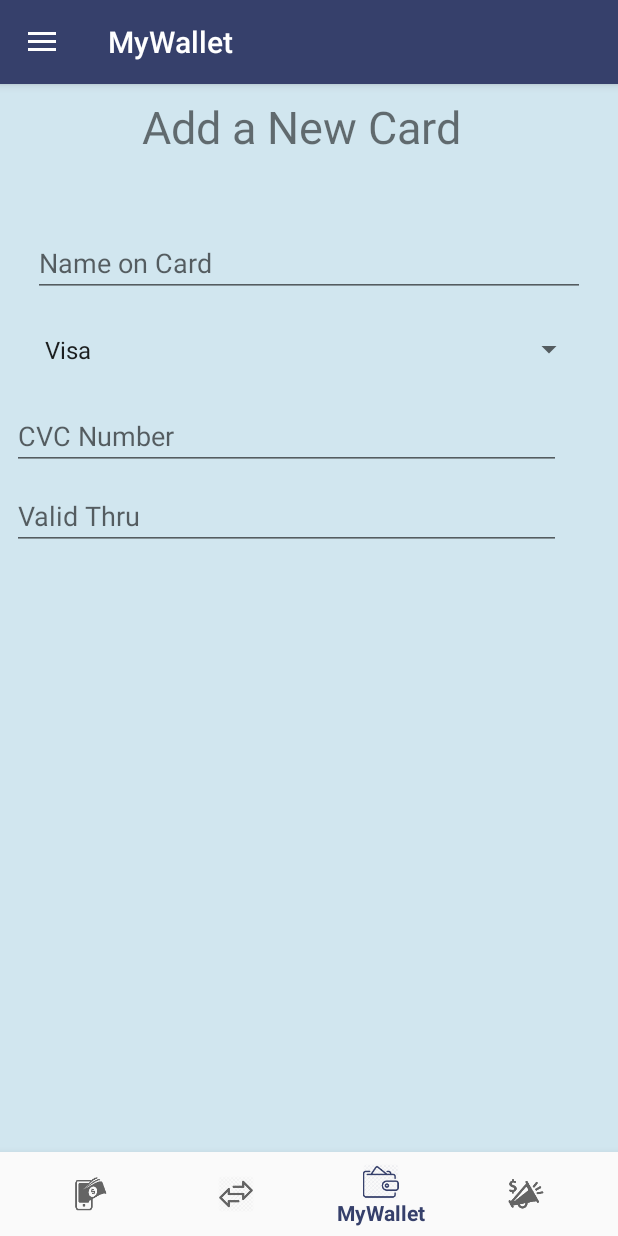
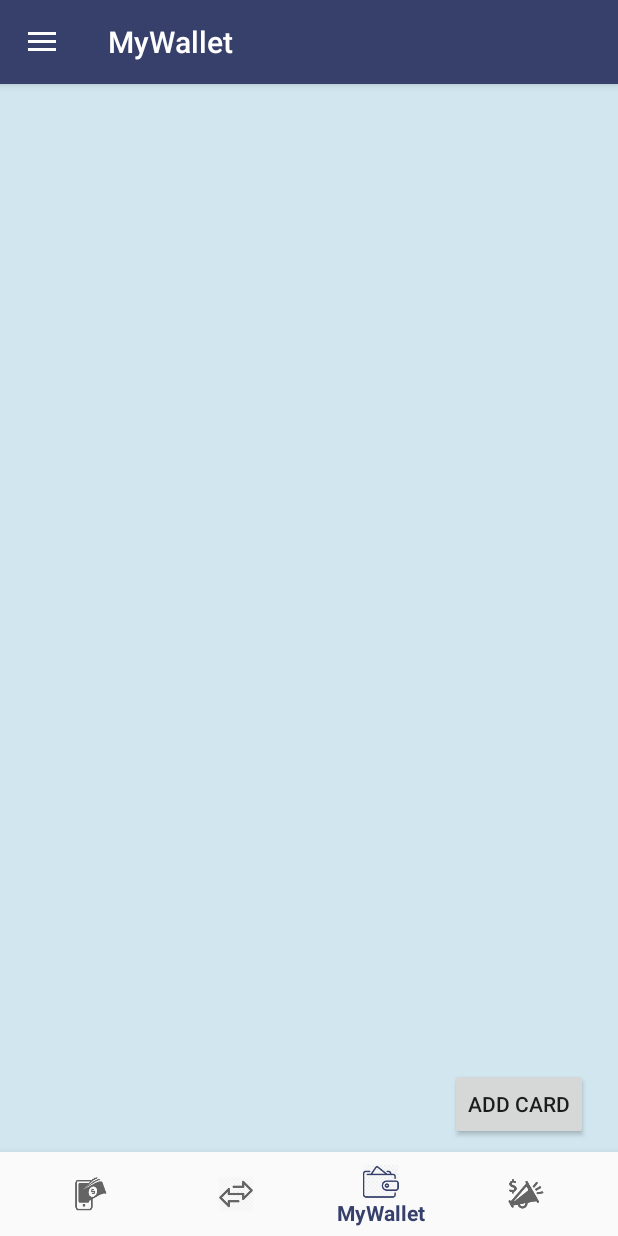
Before and after one commit to tamyewwah/MyWallet, an Android app: the screen it shows after launch once a user with an empty profile is signed in (MainActivity), item 3 of the bottom bar chosen, on a phone screen of 412 x 824 dp. Run offline under Robolectric (Android 15) with nearby library versions, the phone set to English and light mode, and no system bars; our stand-ins replace Firebase (no records; nobody signed in at launch, a user with empty details on screens opened directly).

Commit message:
Add Card Details from fragment change to activity

```diff
--- a/app/src/main/AndroidManifest.xml
+++ b/app/src/main/AndroidManifest.xml
@@ -43,6 +43,7 @@
             android:name="com.google.android.gms.vision.DEPENDENCIES"
             android:value="barcode" />
 
+        <activity android:name=".AddCardDetails"/>
         <activity
             android:name=".NewsActivity"
             android:label="@string/title_activity_news"
--- a/app/src/main/java/com/gmail/tamyewwah/mywallet/MyWalletFragment.java
+++ b/app/src/main/java/com/gmail/tamyewwah/mywallet/MyWalletFragment.java
@@ -1,16 +1,30 @@
 package com.gmail.tamyewwah.mywallet;
 
+import android.content.Intent;
 import android.os.Bundle;
-import android.support.annotation.Nullable;
 import android.support.v4.app.Fragment;
 import android.view.LayoutInflater;
 import android.view.View;
 import android.view.ViewGroup;
+import android.widget.Button;
 
 public class MyWalletFragment extends Fragment {
-    @Nullable
+    private View view;
+
     @Override
-    public View onCreateView(LayoutInflater inflater, @Nullable ViewGroup container, @Nullable Bundle savedInstanceState) {
-        return inflater.inflate(R.layout.fragment_add_card, container,false);
+    public View onCreateView(final LayoutInflater inflater, final ViewGroup container, Bundle savedInstanceState) {
+        view = inflater.inflate(R.layout.fragment_mywallet,container, false);
+
+        Button button = view.findViewById(R.id.buttonAdd);
+        button.setOnClickListener(new View.OnClickListener() {
+            @Override
+            public void onClick(View view) {
+                Intent intent = new Intent(getActivity(), AddCardDetails.class);
+                intent.putExtra("some","some data");
+                startActivity(intent);
+            }
+        });
+
+        return view;
     }
 }
--- a/app/src/main/res/layout/fragment_add_card.xml
+++ /dev/null
@@ -1,97 +0,0 @@
-<?xml version="1.0" encoding="utf-8"?>
-<android.support.constraint.ConstraintLayout xmlns:android="http://schemas.android.com/apk/res/android"
-    xmlns:app="http://schemas.android.com/apk/res-auto"
-    xmlns:tools="http://schemas.android.com/tools"
-    android:layout_width="match_parent"
-    android:layout_height="match_parent">
-
-    <Button
-        android:id="@+id/buttonAddCard"
-        android:layout_width="wrap_content"
-        android:layout_height="44dp"
-        android:layout_marginStart="8dp"
-        android:layout_marginLeft="8dp"
-        android:layout_marginEnd="8dp"
-        android:layout_marginRight="8dp"
-        android:layout_marginBottom="16dp"
-        android:text="@string/btnSubmit"
-        app:layout_constraintBottom_toBottomOf="parent"
-        app:layout_constraintEnd_toEndOf="parent"
-        app:layout_constraintStart_toStartOf="parent" />
-
-    <android.support.design.widget.TextInputEditText
-        android:id="@+id/textInputEditText3"
-        android:layout_width="366dp"
-        android:layout_height="wrap_content"
-        android:layout_marginStart="8dp"
-        android:layout_marginLeft="8dp"
-        android:layout_marginTop="8dp"
-        android:layout_marginEnd="8dp"
-        android:layout_marginRight="8dp"
-        android:hint="@string/CVC"
-        app:layout_constraintEnd_toEndOf="parent"
-        app:layout_constraintHorizontal_bias="0.0"
-        app:layout_constraintStart_toStartOf="parent"
-        app:layout_constraintTop_toBottomOf="@+id/spinnerCardType" />
-
-    <android.support.design.widget.TextInputEditText
-        android:id="@+id/textInputEditText2"
-        android:layout_width="366dp"
-        android:layout_height="wrap_content"
-        android:layout_marginStart="8dp"
-        android:layout_marginLeft="8dp"
-        android:layout_marginTop="8dp"
-        android:layout_marginEnd="8dp"
-        android:layout_marginRight="8dp"
-        android:hint="@string/ValidTill"
-        app:layout_constraintEnd_toEndOf="parent"
-        app:layout_constraintHorizontal_bias="0.0"
-        app:layout_constraintStart_toStartOf="parent"
-        app:layout_constraintTop_toBottomOf="@+id/textInputEditText3" />
-
-    <TextView
-        android:id="@+id/textView2"
-        android:layout_width="223dp"
-        android:layout_height="wrap_content"
-        android:layout_centerInParent="false"
-        android:layout_marginStart="8dp"
-        android:layout_marginLeft="8dp"
-        android:layout_marginTop="8dp"
-        android:layout_marginEnd="8dp"
-        android:layout_marginRight="8dp"
-        android:text="@string/addCard"
-        android:textSize="30sp"
-        app:layout_constraintEnd_toEndOf="parent"
-        app:layout_constraintHorizontal_bias="0.502"
-        app:layout_constraintStart_toStartOf="parent"
-        app:layout_constraintTop_toTopOf="parent" />
-
-    <Spinner
-        android:id="@+id/spinnerCardType"
-        android:layout_width="368dp"
-        android:layout_height="54dp"
-        android:layout_marginStart="8dp"
-        android:layout_marginLeft="8dp"
-        android:layout_marginTop="8dp"
-        android:layout_marginEnd="8dp"
-        android:layout_marginRight="8dp"
-        android:entries="@array/cardType_array"
-        app:layout_constraintEnd_toEndOf="parent"
-        app:layout_constraintStart_toStartOf="parent"
-        app:layout_constraintTop_toBottomOf="@+id/textInputEditText4" />
-
-    <android.support.design.widget.TextInputEditText
-        android:id="@+id/textInputEditText4"
-        android:layout_width="368dp"
-        android:layout_height="wrap_content"
-        android:layout_marginStart="8dp"
-        android:layout_marginLeft="8dp"
-        android:layout_marginTop="48dp"
-        android:layout_marginEnd="8dp"
-        android:layout_marginRight="8dp"
-        android:hint="@string/CardName"
-        app:layout_constraintEnd_toEndOf="parent"
-        app:layout_constraintStart_toStartOf="parent"
-        app:layout_constraintTop_toBottomOf="@+id/textView2" />
-
-</android.support.constraint.ConstraintLayout>
--- a/app/src/main/res/layout/fragment_message.xml
+++ b/app/src/main/res/layout/fragment_message.xml
@@ -60,7 +60,6 @@
             android:textSize="20sp" />
 
 
-
     </LinearLayout>
 
 
--- a/app/src/main/res/layout/fragment_mywallet.xml
+++ b/app/src/main/res/layout/fragment_mywallet.xml
@@ -1,26 +1,27 @@
 <?xml version="1.0" encoding="utf-8"?>
 <RelativeLayout xmlns:android="http://schemas.android.com/apk/res/android"
-    xmlns:app="http://schemas.android.com/apk/res-auto"
-    android:layout_width="match_parent" android:layout_height="match_parent"
+    android:layout_width="match_parent"
+    android:layout_height="match_parent"
     android:background="@color/colorPrimaryDark">
 
-    <android.support.v7.widget.RecyclerView
-        android:id="@+id/recyclerCard"
+    <ListView
         android:layout_width="match_parent"
-        android:layout_height="wrap_content"
-        android:layout_margin="5dp"
-        android:scrollbars="vertical" />
+        android:layout_height="match_parent"
+        android:layout_alignParentStart="true"
+        android:layout_alignParentTop="true"
+        android:layout_alignParentLeft="true" />
 
-    <android.support.design.widget.FloatingActionButton
-        android:id="@+id/fabAdd"
+    <Button
+        android:id="@+id/buttonAdd"
         android:layout_width="wrap_content"
         android:layout_height="wrap_content"
         android:layout_alignParentEnd="true"
         android:layout_alignParentRight="true"
         android:layout_alignParentBottom="true"
-        android:layout_marginEnd="33dp"
-        android:layout_marginRight="33dp"
+        android:onClick="activity_add_card"
+        android:layout_marginEnd="20dp"
+        android:layout_marginRight="20dp"
         android:layout_marginBottom="64dp"
-        app:backgroundTint="@color/cast_expanded_controller_background_color"
-        app:srcCompat="@android:drawable/ic_menu_add" />
+        android:text="Add Card" />
+
 </RelativeLayout>
```
Also changed, not shown: app/src/main/java/com/gmail/tamyewwah/mywallet/AddCardDetails.java (+86 -2 lines), app/src/main/res/layout/activity_add_card.xml (added, +92 -0 lines).
